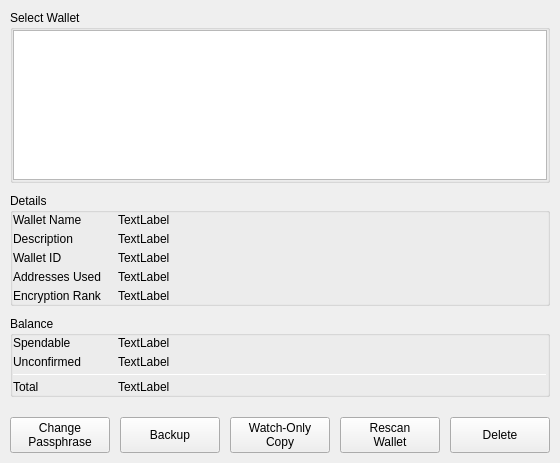
Above: BlockSettleUILib/WalletPropertiesDialog.ui from BlockSettle/terminal before the change. Below: the same form after it.
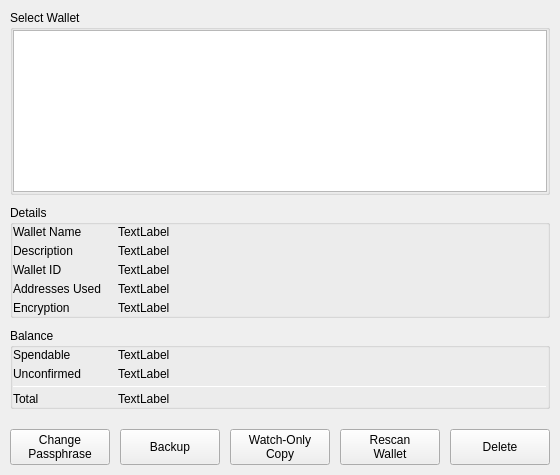
That is the form after the change.

Commit message:
Changed encryption label in wallet properties dialog.
Task-number: BST-1296

The edit to the form file:
```diff
--- a/BlockSettleUILib/WalletPropertiesDialog.ui
+++ b/BlockSettleUILib/WalletPropertiesDialog.ui
@@ -7,7 +7,7 @@
     <x>0</x>
     <y>0</y>
     <width>560</width>
-    <height>455</height>
+    <height>475</height>
    </rect>
   </property>
   <property name="maximumSize">
@@ -452,7 +452,7 @@
                   </size>
                  </property>
                  <property name="text">
-                  <string>Encryption Rank</string>
+                  <string>Encryption</string>
                  </property>
                 </widget>
                </item>
```
The commit also changes 1 other file.
